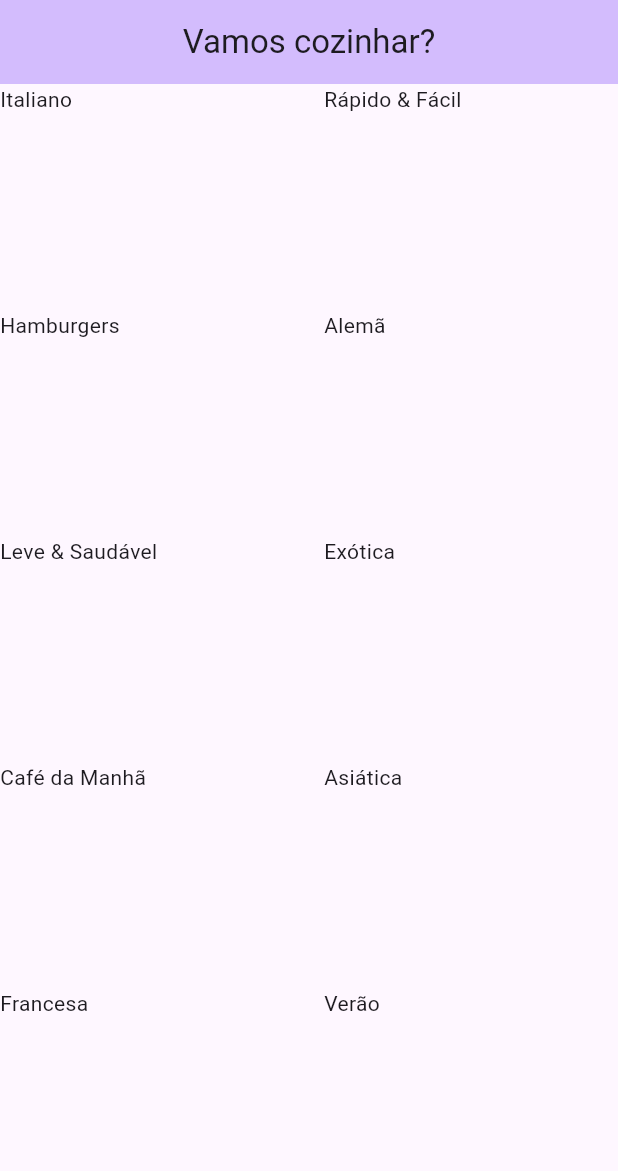
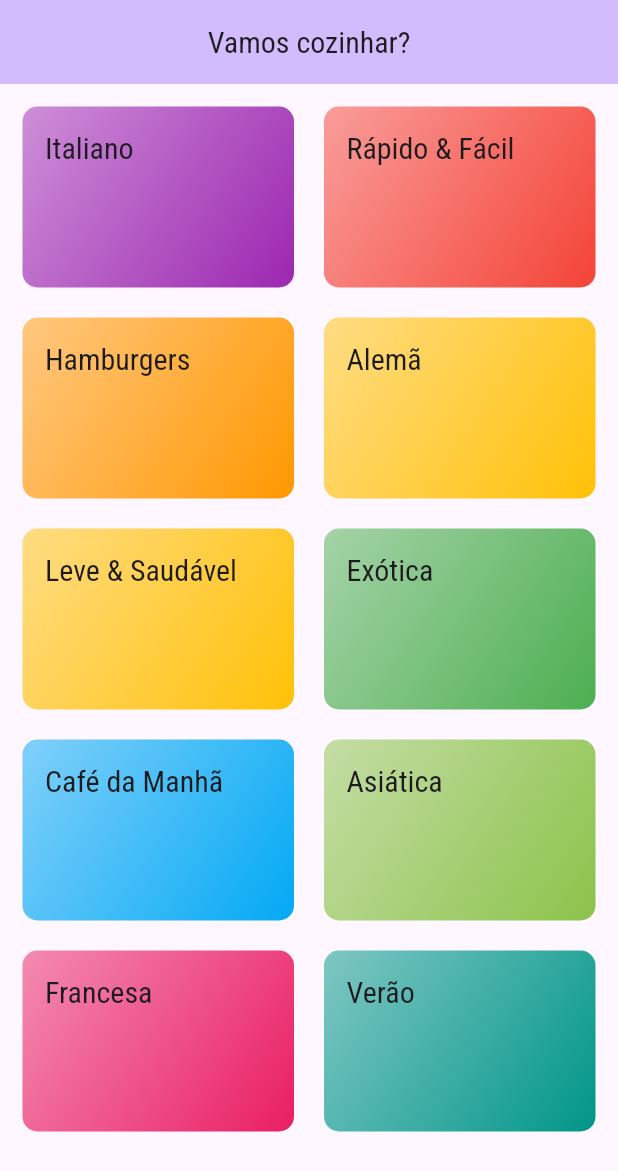
Before and after one commit to tarcisiomesquita/meal_recipes_app, a Flutter app: the screen it shows after launch, on a phone screen of 412 x 824 dp. Shown: the top 1171 px of the screen. Run offline on Flutter 3.47's test engine with Material 3 defaults, Android fonts, the phone set to English and light mode, and no system bars; our stand-ins replace google_fonts.

Commit message:
instalação do pacote google_fonts e aplicação de tema e estilo

```diff
--- a/lib/components/category_item.dart
+++ b/lib/components/category_item.dart
@@ -8,6 +8,23 @@ class CategoryItem extends StatelessWidget {
 
   @override
   Widget build(BuildContext context) {
-    return Text(category.title);
+    return Container(
+      padding: const EdgeInsets.all(15),
+      decoration: BoxDecoration(
+        borderRadius: BorderRadius.circular(10),
+        gradient: LinearGradient(
+          colors: [
+            category.color.withOpacity(0.5),
+            category.color,
+          ],
+          begin: Alignment.topLeft,
+          end: Alignment.bottomRight,
+        ),
+      ),
+      child: Text(
+        category.title,
+        style: Theme.of(context).textTheme.titleLarge,
+      ),
+    );
   }
 }
--- a/lib/main.dart
+++ b/lib/main.dart
@@ -1,4 +1,5 @@
 import 'package:flutter/material.dart';
+import 'package:google_fonts/google_fonts.dart';
 
 import 'screens/categories_screen.dart';
 
@@ -16,6 +17,13 @@ class MyApp extends StatelessWidget {
       theme: ThemeData(
         colorScheme: ColorScheme.fromSeed(seedColor: Colors.deepPurple),
         useMaterial3: true,
+        canvasColor: const Color.fromRGBO(255, 254, 229, 1),
+        fontFamily: GoogleFonts.raleway().fontFamily,
+        textTheme: ThemeData.light().textTheme.copyWith(
+              titleLarge: TextStyle(
+                  fontSize: 20,
+                  fontFamily: GoogleFonts.robotoCondensed().fontFamily),
+            ),
       ),
       home: const CategoriesScreen(),
     );
--- a/lib/screens/categories_screen.dart
+++ b/lib/screens/categories_screen.dart
@@ -14,6 +14,7 @@ class CategoriesScreen extends StatelessWidget {
         centerTitle: true,
       ),
       body: GridView(
+        padding: const EdgeInsets.all(15),
         gridDelegate: const SliverGridDelegateWithMaxCrossAxisExtent(
           maxCrossAxisExtent: 200,
           childAspectRatio: 3 / 2,
--- a/pubspec.yaml
+++ b/pubspec.yaml
@@ -35,6 +35,7 @@ dependencies:
   # The following adds the Cupertino Icons font to your application.
   # Use with the CupertinoIcons class for iOS style icons.
   cupertino_icons: ^1.0.6
+  google_fonts: ^6.2.1
 
 dev_dependencies:
   flutter_test:
@@ -45,7 +46,7 @@ dev_dependencies:
   # activated in the `analysis_options.yaml` file located at the root of your
   # package. See that file for information about deactivating specific lint
   # rules and activating additional ones.
-  flutter_lints: ^3.0.0
+  flutter_lints: ^4.0.0
 
 # For information on the generic Dart part of this file, see the
 # following page: https://dart.dev/tools/pub/pubspec
```
Also changed, not shown: 1 other file.
